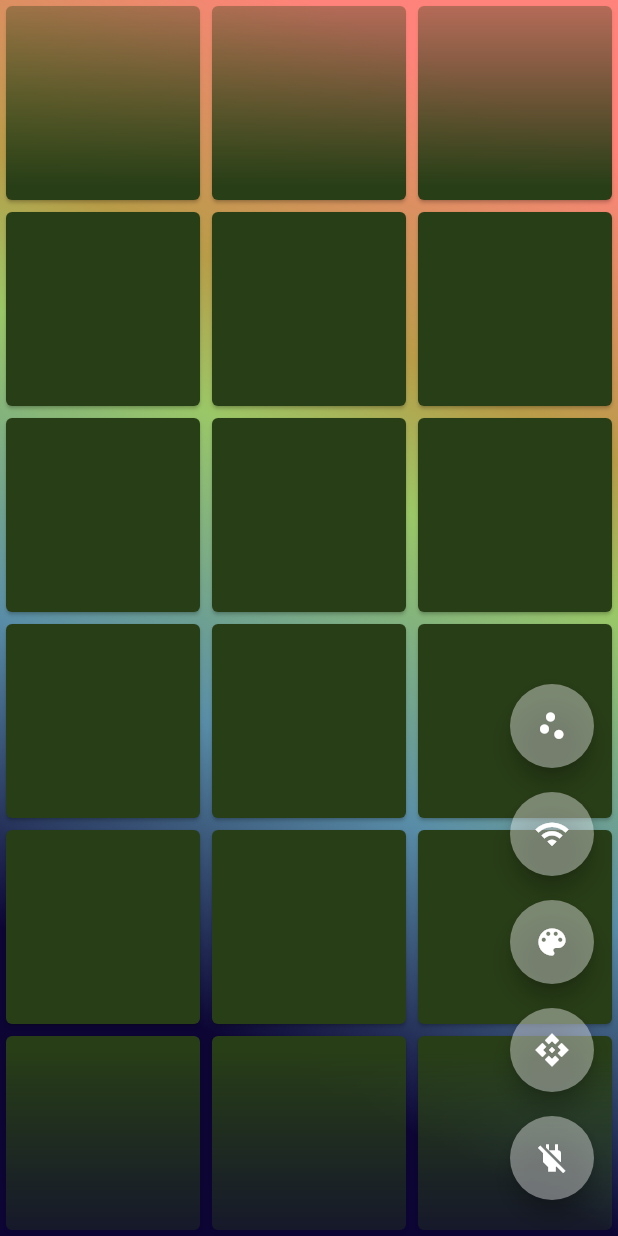
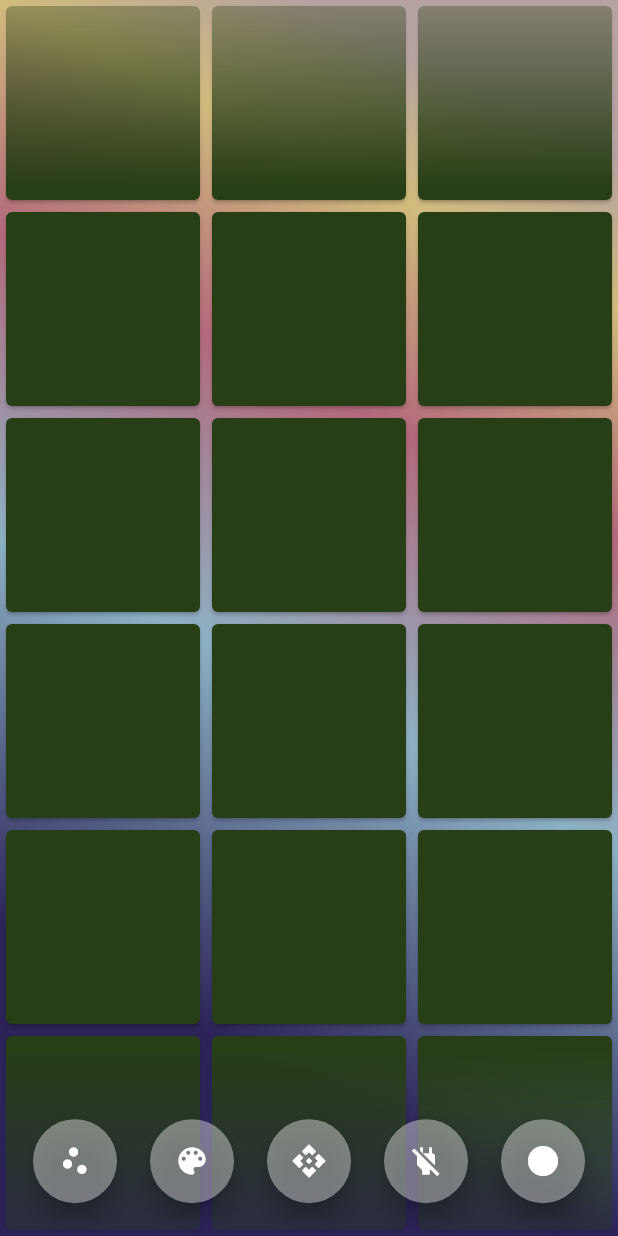
Before and after one commit to kaapomoi/valo, a Flutter app: the screen it shows after launch, on a phone screen of 412 x 824 dp. Run offline on Flutter 3.47's test engine with Material 2 defaults, Android fonts, the phone set to English and light mode, and no system bars; our stand-ins replace flutter_colorpicker; missing offline and left inert: simple_gesture_detector.

Commit message:
Implement smooth color changes, new UI layout

```diff
--- a/lib/main.dart
+++ b/lib/main.dart
@@ -17,6 +17,8 @@ class MyApp extends StatefulWidget {
 }
 
 class _MyAppState extends State<MyApp> {
+  bool brightnessSliderVisible = false;
+  int brightness = 255;
   List<Color> generatedColors = <Color>[];
   int lightingMode = 1;
   String ip = "192.168.50.10:80";
@@ -77,17 +79,17 @@ class _MyAppState extends State<MyApp> {
               end: Alignment.bottomLeft,
               stops: [
                 0.1,
-                0.3,
-                0.4,
-                0.6,
+                0.2,
+                0.35,
+                0.55,
                 0.8,
               ],
               colors: [
-                Color.fromARGB(255, 255, 131, 122),
-                Color.fromARGB(255, 184, 156, 72),
-                Color.fromARGB(255, 154, 199, 103),
-                Color.fromARGB(255, 89, 141, 167),
-                Color.fromARGB(255, 13, 6, 53),
+                Color.fromARGB(255, 182, 162, 161),
+                Color.fromARGB(255, 209, 188, 125),
+                Color.fromARGB(255, 179, 105, 124),
+                Color.fromARGB(255, 141, 177, 196),
+                Color.fromARGB(255, 44, 36, 88),
               ],
             ),
           ),
@@ -116,12 +118,14 @@ class _MyAppState extends State<MyApp> {
                 child: _showColors()),
           ),
         ),
-        floatingActionButton: Column(
-          mainAxisAlignment: MainAxisAlignment.end,
-          children: <Widget>[
-            Padding(
-              padding: const EdgeInsets.symmetric(vertical: 8.0),
-              child: FloatingActionButton(
+        floatingActionButtonLocation: FloatingActionButtonLocation.centerDocked,
+        floatingActionButton: Padding(
+          padding: const EdgeInsets.symmetric(vertical: 21.9),
+          child: Row(
+            mainAxisAlignment: MainAxisAlignment.spaceEvenly,
+            crossAxisAlignment: CrossAxisAlignment.end,
+            children: <Widget>[
+              FloatingActionButton(
                 backgroundColor: Colors.white.withAlpha(100),
                 tooltip: 'Toggle blinking effect',
                 onPressed: _toggleLightingMode,
@@ -129,41 +133,29 @@ class _MyAppState extends State<MyApp> {
                     ? const Icon(Icons.scatter_plot_sharp)
                     : const Icon(Icons.lightbulb),
               ),
-            ),
-            Padding(
-              padding: const EdgeInsets.symmetric(vertical: 8.0),
-              child: FloatingActionButton(
-                backgroundColor: Colors.white.withAlpha(100),
-                tooltip: 'Change target IP address',
-                onPressed: () async {
-                  final newIp = await openIpChangeDialog();
-                  if (newIp == null || newIp.isEmpty) return;
-                  setState(() => ip = newIp);
-                },
-                child: const Icon(Icons.wifi_sharp),
-              ),
-            ),
-            Padding(
-              padding: const EdgeInsets.symmetric(vertical: 8.0),
-              child: FloatingActionButton(
+              // FloatingActionButton(
+              //   backgroundColor: Colors.white.withAlpha(100),
+              //   tooltip: 'Change target IP address',
+              //   onPressed: () async {
+              //     final newIp = await openIpChangeDialog();
+              //     if (newIp == null || newIp.isEmpty) return;
+              //     setState(() => ip = newIp);
+              //   },
+              //   child: const Icon(Icons.wifi_sharp),
+              // ),
+              FloatingActionButton(
                 backgroundColor: Colors.white.withAlpha(100),
                 tooltip: 'Open Color Picker Dialog',
                 onPressed: openColorPickerDialog,
                 child: const Icon(Icons.color_lens_sharp),
               ),
-            ),
-            Padding(
-              padding: const EdgeInsets.symmetric(vertical: 8.0),
-              child: FloatingActionButton(
+              FloatingActionButton(
                 backgroundColor: Colors.white.withAlpha(100),
                 tooltip: 'Test Color API',
                 onPressed: sendTestApiRequest,
                 child: const Icon(Icons.api),
               ),
-            ),
-            Padding(
-              padding: const EdgeInsets.symmetric(vertical: 8.0),
-              child: FloatingActionButton(
+              FloatingActionButton(
                 backgroundColor: Colors.white.withAlpha(100),
                 tooltip: 'Turn LEDs Off',
                 onPressed: () {
@@ -172,8 +164,59 @@ class _MyAppState extends State<MyApp> {
                 },
                 child: const Icon(Icons.power_off_sharp),
               ),
-            ),
-          ],
+              Column(
+                mainAxisAlignment: MainAxisAlignment.end,
+                children: [
+                  Visibility(
+                    visible: !brightnessSliderVisible,
+                    child: FloatingActionButton(
+                      backgroundColor: Colors.white.withAlpha(100),
+                      tooltip: 'Change brightness',
+                      onPressed: () {
+                        // Get brightness
+                        Uri ur = Uri.http(ip, "/api/v1/basic/brightness");
+                        http.get(ur);
+                        // Spawn slider
+                        setState(() {
+                          brightnessSliderVisible = true;
+                        });
+                      },
+                      child: const Icon(Icons.brightness_1),
+                    ),
+                  ),
+                  Visibility(
+                    visible: brightnessSliderVisible,
+                    child: SizedBox(
+                      width: 56.0,
+                      height: MediaQuery.of(context).size.height / 3,
+                      child: RotatedBox(
+                        quarterTurns: 3,
+                        child: Slider(
+                          activeColor: Colors.white.withAlpha(100),
+                          thumbColor: Colors.white.withAlpha(200),
+                          inactiveColor: Colors.white.withAlpha(50),
+                          min: 0,
+                          max: 255,
+                          value: brightness.toDouble(),
+                          onChanged: ((value) =>
+                              setState(() => brightness = value.toInt())),
+                          onChangeEnd: (newValue) => {
+                            setState(() {
+                              brightnessSliderVisible = false;
+
+                              Uri ur = Uri.http(ip, "/api/v1/basic");
+                              http.post(ur,
+                                  body: "{ \"brightness\": $brightness }");
+                            }),
+                          },
+                        ),
+                      ),
+                    ),
+                  ),
+                ],
+              )
+            ],
+          ),
         ),
       ),
     );
```
Also changed, not shown: 2 other files.
